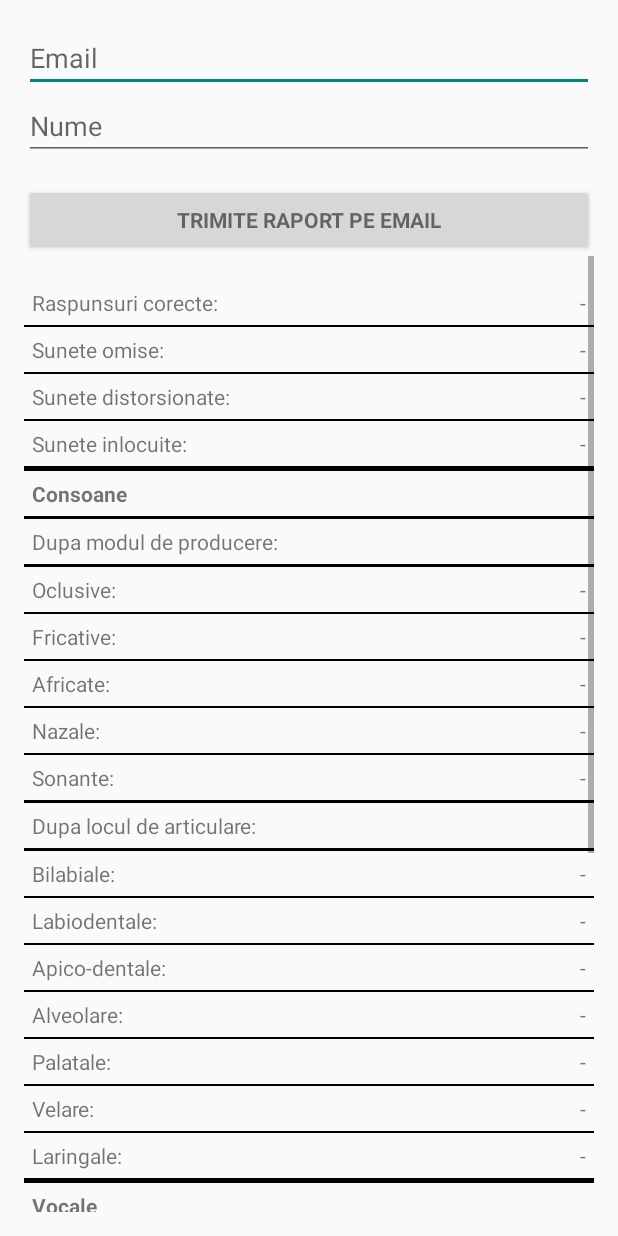
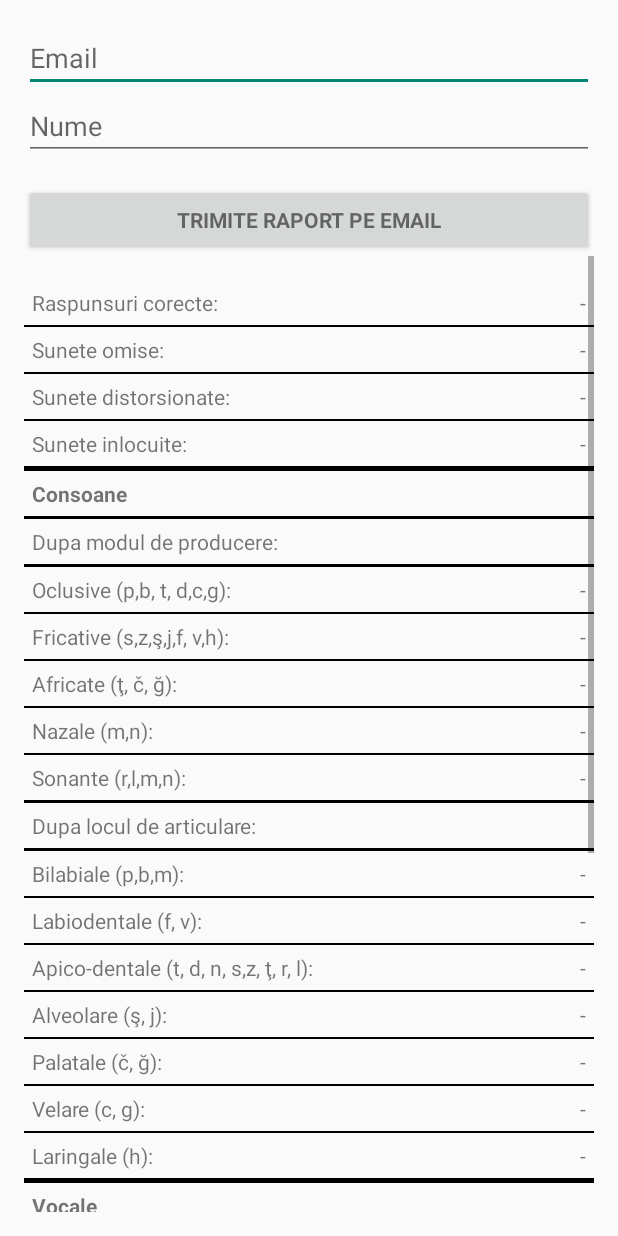
Before and after one commit to robapaul88/logoped, an Android app: the TestReportActivity screen opened directly, with no data from a screen before it, on a phone screen of 412 x 824 dp. Run offline under Robolectric (Android 15) with nearby library versions, the phone set to English and light mode, and no system bars; 3 statements that could not run were skipped.

Commit message:
Reparat probleme numar per categorie

```diff
--- a/app/src/main/java/com/android/logoped/utils/ReportUtils.java
+++ b/app/src/main/java/com/android/logoped/utils/ReportUtils.java
@@ -8,7 +8,7 @@ public class ReportUtils {
     public enum ConsoaneProducere {
         OCLUSIVE("p", "b", "t", "d", "c", "g"),
         FRICATIVE("s", "z", "ş", "j", "f", "v", "h"),
-        AFRICATE("ţ", "č", "ğ"),
+        AFRICATE("ţ", "ci", "ce", "gi", "ge"),
         NAZALE("m", "n"),
         SONANTE("r", "l", "m", "n");
 
@@ -33,7 +33,7 @@ public class ReportUtils {
         LABIODENTALE("f", "v"),
         APICO_DENTALE("t", "d", "n", "s", "z", "ţ", "r", "l"),
         ALVEOLARE("ş", "j"),
-        PALATALE("č", "ğ"),
+        PALATALE("ci", "ce", "gi", "ge"),
         VELARE("c", "g"),
         LARINGALE("h");
 
@@ -55,7 +55,7 @@ public class ReportUtils {
 
     public enum VocaleArticulare {
         ANTERIOARE("e", "i"),
-        MEDIANE("a", "ă", "î"),
+        MEDIANE("a", "ă", "î", "â"),
         POSTERIOARE("o", "u");
 
         public String[] mItems;
@@ -77,7 +77,7 @@ public class ReportUtils {
     public enum VocaleDeschidereCavitateBucala {
         DESCHISE("a"),
         SEMIDESCHISE("e", "ă", "o"),
-        INCHISE("i", "î", "u");
+        INCHISE("i", "î", "u", "â");
 
         public String[] mItems;
 
@@ -97,7 +97,7 @@ public class ReportUtils {
 
     public enum VocaleParticipareBuze {
         ROTUNJITE("o", "u"),
-        NEROTUNJITE("e", "i", "a", "ă", "î");
+        NEROTUNJITE("e", "i", "a", "ă", "î", "â");
 
         public String[] mItems;
 
--- a/app/src/main/res/values/strings.xml
+++ b/app/src/main/res/values/strings.xml
@@ -27,31 +27,31 @@
     <string name="lbl_sunete_inlocuite">Sunete inlocuite:</string>
     <string name="lbl_consoane">Consoane</string>
     <string name="lbl_dupa_mod_producere">Dupa modul de producere:</string>
-    <string name="lbl_oclusive">Oclusive:</string>
-    <string name="lbl_fricative">Fricative:</string>
-    <string name="lbl_africate">Africate:</string>
-    <string name="lbl_nazale">Nazale:</string>
-    <string name="lbl_sonante">Sonante:</string>
+    <string name="lbl_oclusive">Oclusive (p,b, t, d,c,g):</string>
+    <string name="lbl_fricative">Fricative (s,z,ş,j,f, v,h):</string>
+    <string name="lbl_africate">Africate (ţ, č, ğ):</string>
+    <string name="lbl_nazale">Nazale (m,n):</string>
+    <string name="lbl_sonante">Sonante (r,l,m,n):</string>
     <string name="lbl_dupa_mod_articulare">Dupa locul de articulare:</string>
-    <string name="lbl_bilabiale">Bilabiale:</string>
-    <string name="lbl_labiodentale">Labiodentale:</string>
-    <string name="lbl_apicodentale">Apico-dentale:</string>
-    <string name="lbl_alveolare">Alveolare:</string>
-    <string name="lbl_palatale">Palatale:</string>
-    <string name="lbl_velare">Velare:</string>
-    <string name="lbl_laringale">Laringale:</string>
+    <string name="lbl_bilabiale">Bilabiale (p,b,m):</string>
+    <string name="lbl_labiodentale">Labiodentale (f, v):</string>
+    <string name="lbl_apicodentale">Apico-dentale (t, d, n, s,z, ţ, r, l):</string>
+    <string name="lbl_alveolare">Alveolare (ş, j):</string>
+    <string name="lbl_palatale">Palatale (č, ğ):</string>
+    <string name="lbl_velare">Velare (c, g):</string>
+    <string name="lbl_laringale">Laringale (h):</string>
     <string name="lbl_vocale">Vocale</string>
     <string name="lbl_dupa_zona_articulare">Dupa zona de articulare</string>
-    <string name="lbl_anterioare">Anterioare:</string>
-    <string name="lbl_mediane">Mediane:</string>
-    <string name="lbl_posterioare">Posterioare:</string>
+    <string name="lbl_anterioare">Anterioare (e, i):</string>
+    <string name="lbl_mediane">Mediane (a, ă, î):</string>
+    <string name="lbl_posterioare">Posterioare (o, u):</string>
     <string name="lbl_dupa_grad_deschidere_cavitate_bucala">Dupa gradul de deschidere a cavitatii bucale</string>
-    <string name="lbl_deschise">Deschise:</string>
-    <string name="lbl_semideschise">Semideschise:</string>
-    <string name="lbl_inchise">Inchise:</string>
+    <string name="lbl_deschise">Deschise (a):</string>
+    <string name="lbl_semideschise">Semideschise (e, ă, o):</string>
+    <string name="lbl_inchise">Inchise (i, î, u):</string>
     <string name="lbl_dupa_rotunjire_buze">Dupa rotunjirea buzelor</string>
-    <string name="lbl_rotunjite">Rotunjite (labiale):</string>
-    <string name="lbl_nerotunjite">Nerotunjite (nelabiale):</string>
+    <string name="lbl_rotunjite">Rotunjite (labiale) (o, u):</string>
+    <string name="lbl_nerotunjite">Nerotunjite (nelabiale) (e, i, a, ă, î):</string>
     <string name="lbl_placeholder">-</string>
     <string name="lbl_nume_pacient">Nume</string>
     <string name="lbl_no_internet_connection">Nu sunteti conectat la internet!</string>
```
